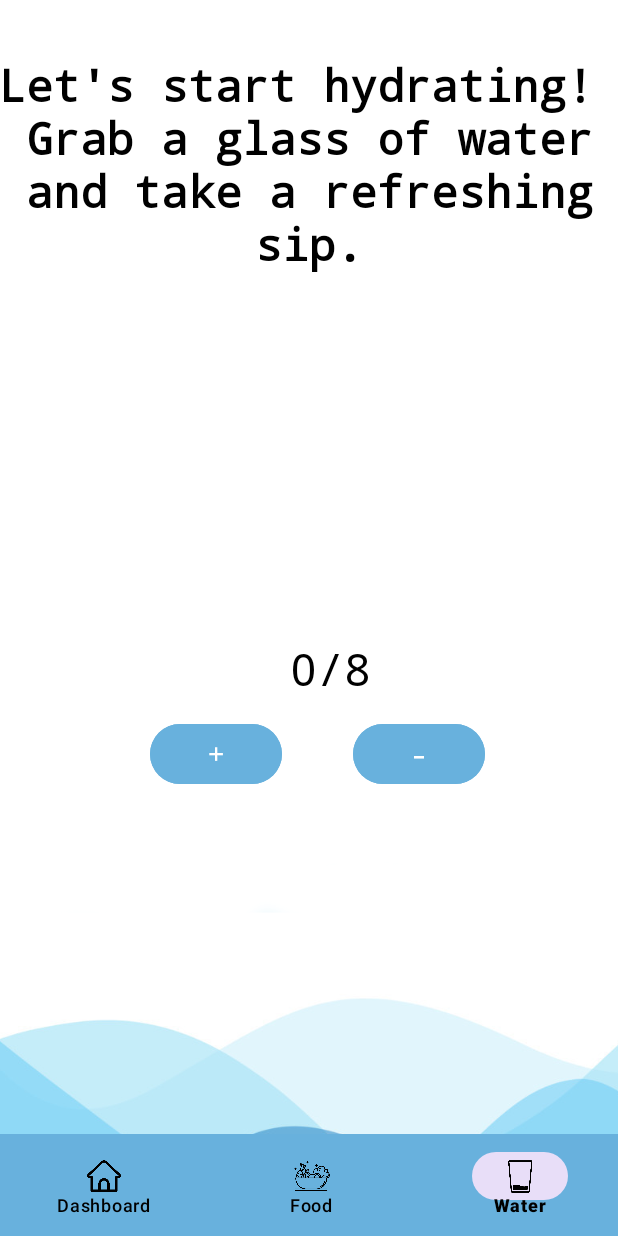
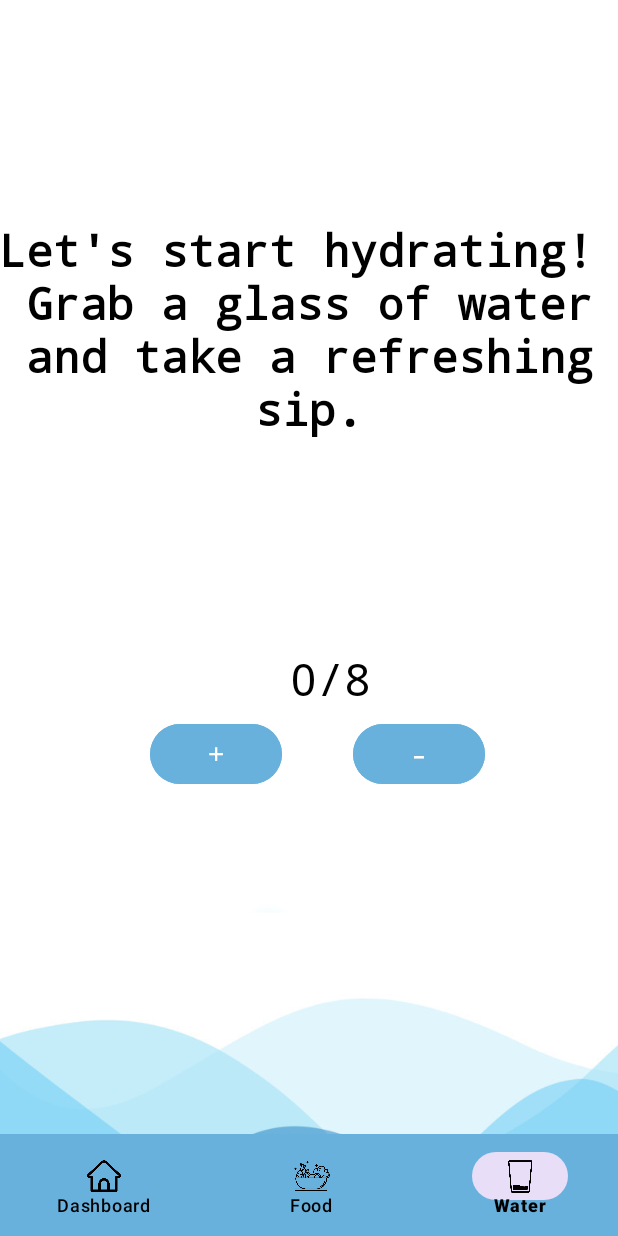
Before and after one commit to AyatKamona/Health-Harvest, an Android app: the WaterTrackerActivity screen opened directly, with no data from a screen before it, on a phone screen of 412 x 824 dp. Run offline under Robolectric (Android 15) with nearby library versions, the phone set to English and light mode, and no system bars.

Commit message:
fixed message contraints

```diff
--- a/HealthHarvest/app/src/main/res/layout/activity_water_tracker.xml
+++ b/HealthHarvest/app/src/main/res/layout/activity_water_tracker.xml
@@ -162,7 +162,7 @@
         android:textColor="@color/black"
         android:textSize="30sp"
         android:textStyle="bold"
-        app:layout_constraintBottom_toBottomOf="@+id/waterFill"
+        app:layout_constraintBottom_toTopOf="@+id/bottomNavigationView"
         app:layout_constraintEnd_toEndOf="parent"
         app:layout_constraintHorizontal_bias="0.505"
         app:layout_constraintStart_toStartOf="parent"
```
